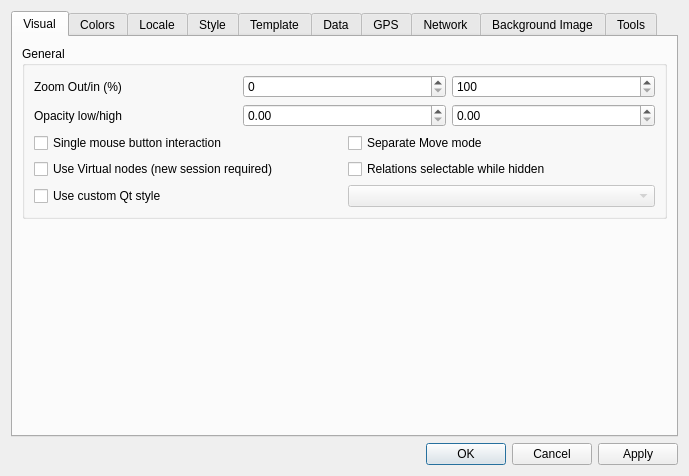
Before: the Qt Designer form src/Preferences/PreferencesDialog.ui in openstreetmap/merkaartor, drawn with Qt 5.
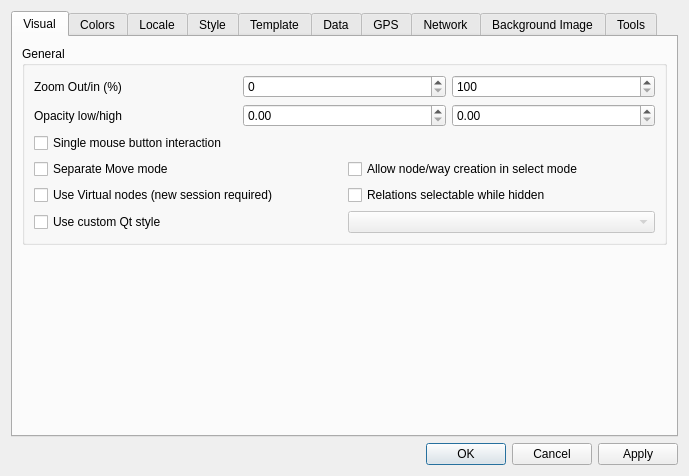
After: the same form once the commit is applied. The open tabs and pages were chosen to show the change.

Commit message: ADD : New preference: "Allow node/way creation in select mode". When checked, allows double-click to create a node and double-click on a node to start a way in select mode.

Patch:
```diff
--- a/src/Preferences/PreferencesDialog.ui
+++ b/src/Preferences/PreferencesDialog.ui
@@ -91,13 +91,6 @@
           </item>
           <item>
            <layout class="QGridLayout" name="gridLayout">
-            <item row="0" column="1">
-             <widget class="QCheckBox" name="cbSeparateMoveMode">
-              <property name="text">
-               <string>Separate Move mode</string>
-              </property>
-             </widget>
-            </item>
             <item row="0" column="0">
              <widget class="QCheckBox" name="cbMouseSingleButton">
               <property name="text">
@@ -105,34 +98,48 @@
               </property>
              </widget>
             </item>
-            <item row="2" column="0">
+            <item row="3" column="0">
              <widget class="QCheckBox" name="cbCustomStyle">
               <property name="text">
                <string>Use custom Qt style</string>
               </property>
              </widget>
             </item>
-            <item row="2" column="1">
-             <widget class="QComboBox" name="comboCustomStyle">
-              <property name="enabled">
-               <bool>false</bool>
+            <item row="1" column="1">
+             <widget class="QCheckBox" name="cbSelectModeCreation">
+              <property name="text">
+               <string>Allow node/way creation in select mode</string>
               </property>
              </widget>
             </item>
             <item row="1" column="0">
+             <widget class="QCheckBox" name="cbSeparateMoveMode">
+              <property name="text">
+               <string>Separate Move mode</string>
+              </property>
+             </widget>
+            </item>
+            <item row="2" column="0">
              <widget class="QCheckBox" name="cbVirtualNodes">
               <property name="text">
                <string>Use Virtual nodes (new session required)</string>
               </property>
              </widget>
             </item>
-            <item row="1" column="1">
+            <item row="2" column="1">
              <widget class="QCheckBox" name="cbRelationsHiddenSelectable">
               <property name="text">
                <string>Relations selectable while hidden</string>
               </property>
              </widget>
             </item>
+            <item row="3" column="1">
+             <widget class="QComboBox" name="comboCustomStyle">
+              <property name="enabled">
+               <bool>false</bool>
+              </property>
+             </widget>
+            </item>
            </layout>
           </item>
          </layout>
```
Left out of the diff: 2 changed lines with no effect on the pictures. The commit also changes 9 other files.
